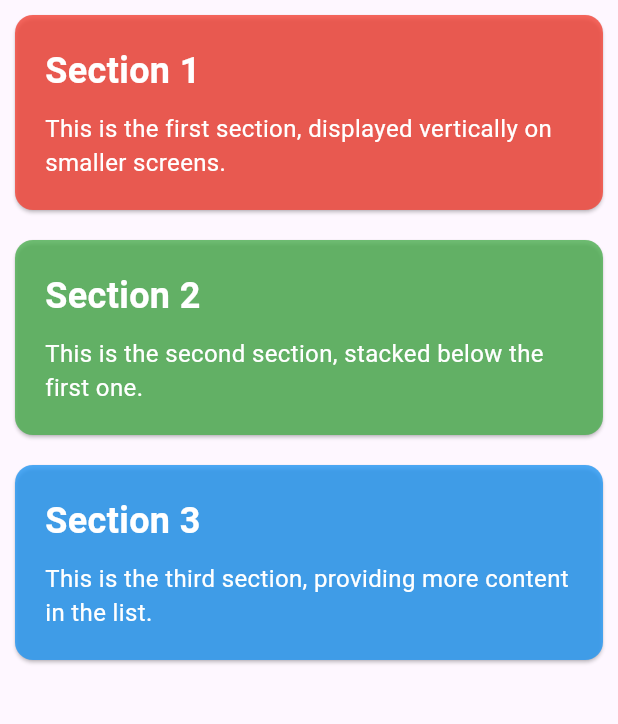
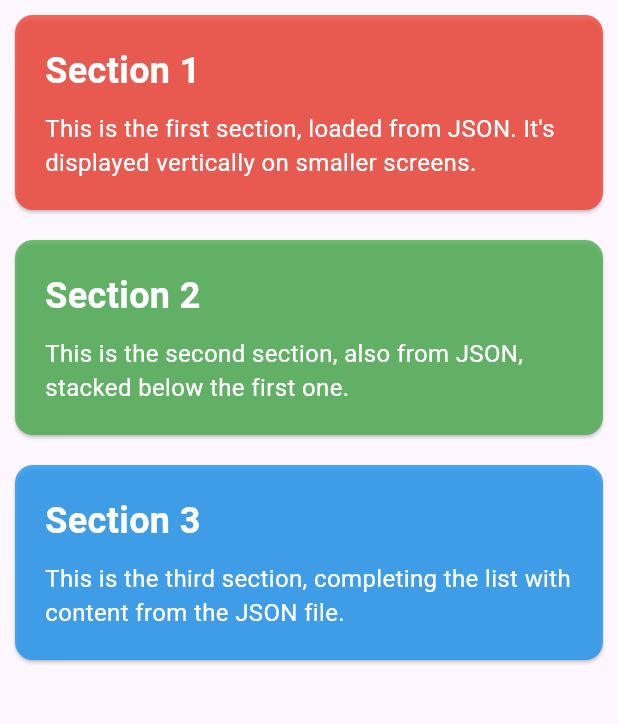
Before and after one commit to could-ai/019a918c-75d7-72fc-a0d1-0a496d484989, a Flutter app: the screen it shows after launch, on a phone screen of 412 x 824 dp, the part 84-808 px from its top. Run offline on Flutter 3.47's test engine with Material 3 defaults, Android fonts, the phone set to English and light mode, and no system bars.

Commit message:
I have created a new JSON file at `assets/data/layout_data.json`. This file now holds the content for your website's sections, including titles, descriptions, and colors. By separating the data from the UI code, it becomes much easier to manage and update the content without altering the application's structure. This approach directly addresses your request to create a JSON file for your website's content.; I have updated the `pubspec.yaml` file to include the new JSON data file in the project's assets. By adding `assets/data/layout_data.json` to the assets section, I'm making the app aware of this new file, allowing it to be loaded and used at runtime to dynamically build the user interface. This is a necessary step to link the content file with your application.; I have significantly updated the `responsive_layout.dart` file to dynamically load and display content from the new JSON file. The widget is now a `StatefulWidget` that fetches the JSON data when it initializes. While the data is loading, it displays a progress indicator. Once loaded, it uses the data to build the responsive layout, creating the cards and panels based on the content defined in your JSON file. This modification makes your UI data-driven, fulfilling your request to have the website content managed by a JSON file.

```diff
--- /dev/null
+++ b/usr/assets/data/layout_data.json
@@ -0,0 +1,17 @@
+[
+  {
+    "color": "0xFFF44336",
+    "title": "Section 1",
+    "description": "This is the first section, loaded from JSON. It's displayed vertically on smaller screens."
+  },
+  {
+    "color": "0xFF4CAF50",
+    "title": "Section 2",
+    "description": "This is the second section, also from JSON, stacked below the first one."
+  },
+  {
+    "color": "0xFF2196F3",
+    "title": "Section 3",
+    "description": "This is the third section, completing the list with content from the JSON file."
+  }
+]
--- a/usr/lib/responsive_layout.dart
+++ b/usr/lib/responsive_layout.dart
@@ -1,7 +1,30 @@
+import 'dart:convert';
 import 'package:flutter/material.dart';
+import 'package:flutter/services.dart';
 
-class ResponsiveLayout extends StatelessWidget {
+class ResponsiveLayout extends StatefulWidget {
   const ResponsiveLayout({super.key});
+
+  @override
+  State<ResponsiveLayout> createState() => _ResponsiveLayoutState();
+}
+
+class _ResponsiveLayoutState extends State<ResponsiveLayout> {
+  List<dynamic> _data = [];
+
+  @override
+  void initState() {
+    super.initState();
+    _loadData();
+  }
+
+  Future<void> _loadData() async {
+    final String response = await rootBundle.loadString('assets/data/layout_data.json');
+    final data = await json.decode(response);
+    setState(() {
+      _data = data;
+    });
+  }
 
   @override
   Widget build(BuildContext context) {
@@ -15,44 +38,36 @@ class ResponsiveLayout extends StatelessWidget {
           fontWeight: FontWeight.bold,
         ),
       ),
-      body: LayoutBuilder(
+      body: _data.isEmpty
+          ? const Center(child: CircularProgressIndicator())
+          : LayoutBuilder(
               builder: (context, constraints) {
-          // If the screen width is less than 600 pixels, display a Column (mobile view)
                 if (constraints.maxWidth < 600) {
-            return ListView(
-              children: <Widget>[
-                _buildInfoCard(Colors.red, 'Section 1', 'This is the first section, displayed vertically on smaller screens.'),
-                _buildInfoCard(Colors.green, 'Section 2', 'This is the second section, stacked below the first one.'),
-                _buildInfoCard(Colors.blue, 'Section 3', 'This is the third section, providing more content in the list.'),
-              ],
+                  // Mobile view
+                  return ListView.builder(
+                    itemCount: _data.length,
+                    itemBuilder: (context, index) {
+                      final item = _data[index];
+                      return _buildInfoCard(
+                        Color(int.parse(item['color'])),
+                        item['title'],
+                        item['description'],
+                      );
+                    },
                   );
                 } else {
-            // If the screen width is 600 pixels or more, display a Row (desktop view)
-            return const Row(
+                  // Desktop view
+                  return Row(
                     crossAxisAlignment: CrossAxisAlignment.start,
-              children: <Widget>[
-                Expanded(
+                    children: _data.map((item) {
+                      return Expanded(
                         child: InfoPanel(
-                    color: Colors.red,
-                    title: 'Panel 1',
-                    description: 'This is the first panel, displayed horizontally on wider screens for a desktop-like experience.',
+                          color: Color(int.parse(item['color'])),
+                          title: item['title'],
+                          description: item['description'],
                         ),
-                ),
-                Expanded(
-                  child: InfoPanel(
-                    color: Colors.green,
-                    title: 'Panel 2',
-                    description: 'This is the second panel, appearing next to the first one to utilize the available horizontal space.',
-                  ),
-                ),
-                Expanded(
-                  child: InfoPanel(
-                    color: Colors.blue,
-                    title: 'Panel 3',
-                    description: 'This is the third panel, completing the row layout for larger screens.',
-                  ),
-                ),
-              ],
+                      );
+                    }).toList(),
                   );
                 }
               },
@@ -60,7 +75,6 @@ class ResponsiveLayout extends StatelessWidget {
     );
   }
 
-  // Helper method to build cards for the mobile layout
   Widget _buildInfoCard(Color color, String title, String description) {
     return Card(
       margin: const EdgeInsets.all(10),
@@ -93,7 +107,6 @@ class ResponsiveLayout extends StatelessWidget {
   }
 }
 
-// A widget for the desktop layout panels
 class InfoPanel extends StatelessWidget {
   final Color color;
   final String title;
```
Also changed, not shown: usr/pubspec.yaml (+3 -66 lines). Lines whose indentation alone changed are shown as unchanged.
